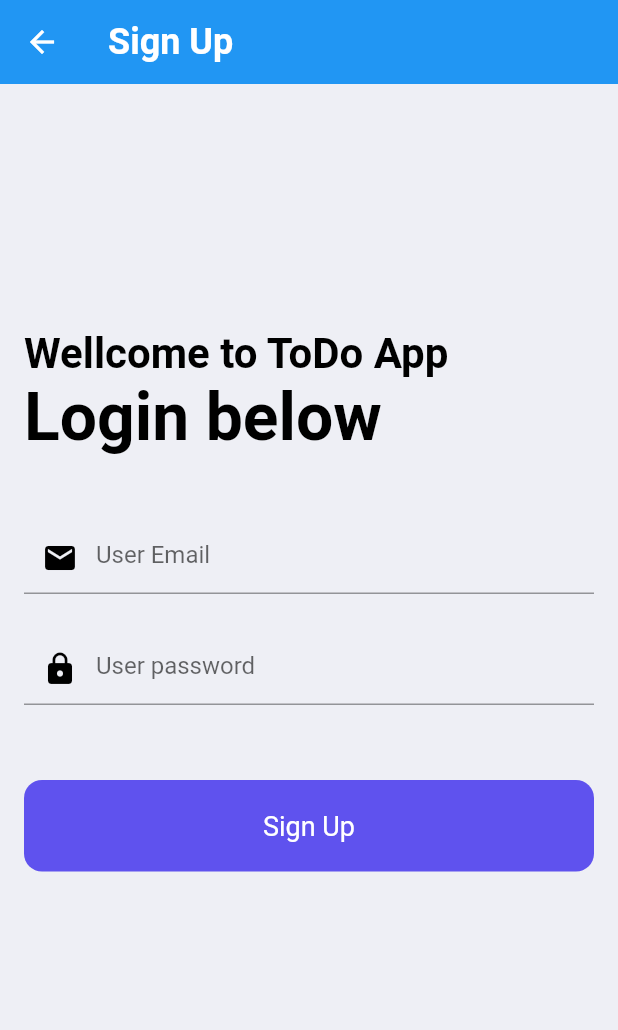
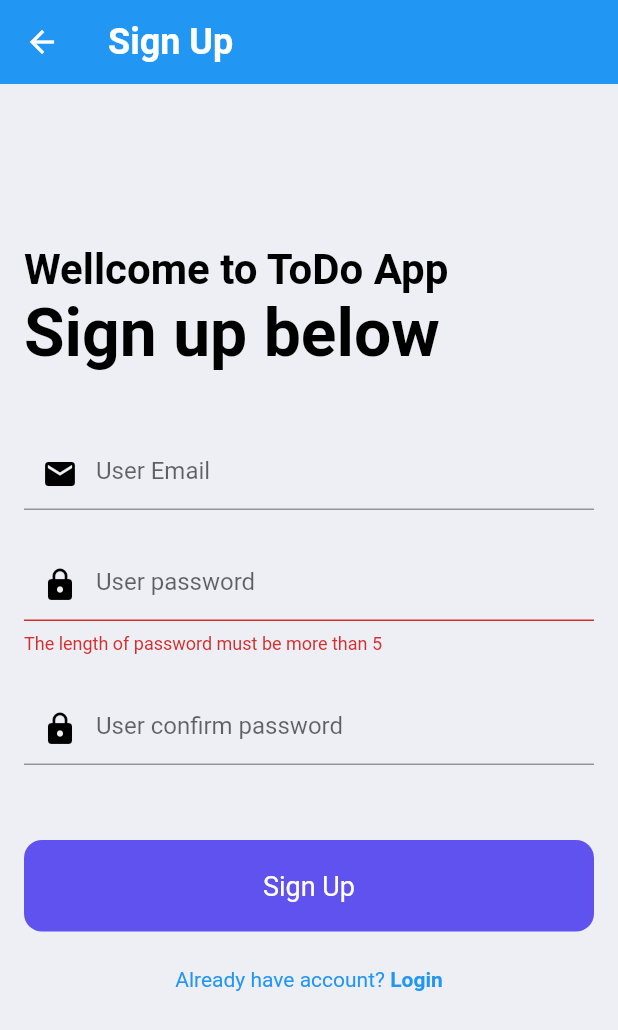
Before and after one commit to tghhyda/todo-app-flutter, a Flutter app: the SignUpPage screen opened directly, on a phone screen of 412 x 824 dp. Shown: the top 1030 px of the screen. Run offline on Flutter 3.47's test engine with Material 2 defaults, Android fonts, the phone set to English and light mode, and no system bars; our stand-ins replace basic_utils, cloud_firestore, firebase_auth, firebase_core; accounts and stored records are empty; network calls fail.

```diff
--- a/lib/screens/SignUpPage.dart
+++ b/lib/screens/SignUpPage.dart
@@ -3,7 +3,9 @@ import 'package:flutter/material.dart';
 import 'package:todo_app_flutter/constants/colors.dart';
 import 'package:cloud_firestore/cloud_firestore.dart';
 import 'package:todo_app_flutter/model/User.dart';
+import 'package:todo_app_flutter/screens/LoginPage.dart';
 
+import '../main.dart';
 import 'home.dart';
 
 class SignUpPage extends StatefulWidget {
@@ -16,6 +18,8 @@ class SignUpPage extends StatefulWidget {
 class _SignUpPageState extends State<SignUpPage> {
   final emailController = TextEditingController();
   final passwordController = TextEditingController();
+  final confirmPasswordController = TextEditingController();
+
   @override
   Widget build(BuildContext context) {
     return Scaffold(
@@ -43,7 +47,7 @@ class _SignUpPageState extends State<SignUpPage> {
                 ),
               ),
               const Text(
-                "Login below",
+                "Sign up below",
                 style: TextStyle(
                     color: Colors.black,
                     fontSize: 44.0,
@@ -68,8 +72,23 @@ class _SignUpPageState extends State<SignUpPage> {
               TextField(
                 controller: passwordController,
                 obscureText: true,
-                decoration: const InputDecoration(
+                decoration: InputDecoration(
+                    errorText: _errorText,
                     hintText: "User password",
+                    prefixIcon: Icon(
+                      Icons.lock,
+                      color: Colors.black,
+                    )),
+              ),
+              const SizedBox(
+                height: 26,
+              ),
+              TextField(
+                controller: confirmPasswordController,
+                obscureText: true,
+                decoration: InputDecoration(
+                    errorText: _confirmErrorText,
+                    hintText: "User confirm password",
                     prefixIcon: Icon(
                       Icons.lock,
                       color: Colors.black,
@@ -96,24 +115,55 @@ class _SignUpPageState extends State<SignUpPage> {
               const SizedBox(
                 height: 24.0,
               ),
+              signInOption()
             ],
           ),
         ));
   }
 
+  String? get _errorText {
+    final passwordText = passwordController.text.trim();
+
+    if (passwordText.length < 6) {
+      return 'The length of password must be more than 5';
+    }
+    return null;
+  }
+
+  String? get _confirmErrorText {
+    final passwordText = passwordController.text.trim();
+    final confirmText = confirmPasswordController.text.trim();
+
+    if (!isSame(passwordText, confirmText)) {
+      return 'The password and confirm password is not match';
+    }
+    return null;
+  }
+
   Future signUp() async {
+    showDialog(context: context,
+        barrierDismissible: false,
+        builder: (context) => Center(child: CircularProgressIndicator(),));
     try {
+      if (_errorText == null && _confirmErrorText == null) {
         await FirebaseAuth.instance
             .createUserWithEmailAndPassword(
                 email: emailController.text.trim(),
                 password: passwordController.text.trim())
             .then((value) => addUserDetails(
                 emailController.text.trim(), passwordController.text.trim()))
-          .then((value) => Navigator.push(
-              context, MaterialPageRoute(builder: (context) => Home())));
+            .then((value) => Navigator.of(context)
+                .push(MaterialPageRoute(builder: (context) => MainPage())));
+      }else
+        setState(() {});
     } on FirebaseAuthException catch (e) {
       print(e);
     }
+  }
+
+  bool isSame(String password, String confirm) {
+    if (password == confirm) return true;
+    return false;
   }
 
   Future addUserDetails(String email, String password) async {
@@ -123,4 +173,23 @@ class _SignUpPageState extends State<SignUpPage> {
     final json = user.toJson();
     await docUser.set(json);
   }
+
+  Row signInOption() {
+    return Row(
+      mainAxisAlignment: MainAxisAlignment.center,
+      children: [
+        const Text("Already have account?",
+            style: TextStyle(color: Colors.blue)),
+        GestureDetector(
+          onTap: () {
+            Navigator.pop(context);
+          },
+          child: const Text(
+            " Login",
+            style: TextStyle(color: Colors.blue, fontWeight: FontWeight.bold),
+          ),
+        )
+      ],
+    );
   }
+}
--- a/pubspec.yaml
+++ b/pubspec.yaml
@@ -38,6 +38,7 @@ dependencies:
   # Use with the CupertinoIcons class for iOS style icons.
   cupertino_icons: ^1.0.2
   firebase_auth: ^4.2.9
+  basic_utils: ^5.5.1
 
 dev_dependencies:
   flutter_test:
```
Also changed, not shown: lib/screens/ForgotPasswordPage.dart (added, +109 -0 lines), lib/screens/LoginPage.dart (+35 -8 lines), lib/screens/home.dart (+4 -3 lines), pubspec.lock. Lines whose indentation alone changed are shown as unchanged.
